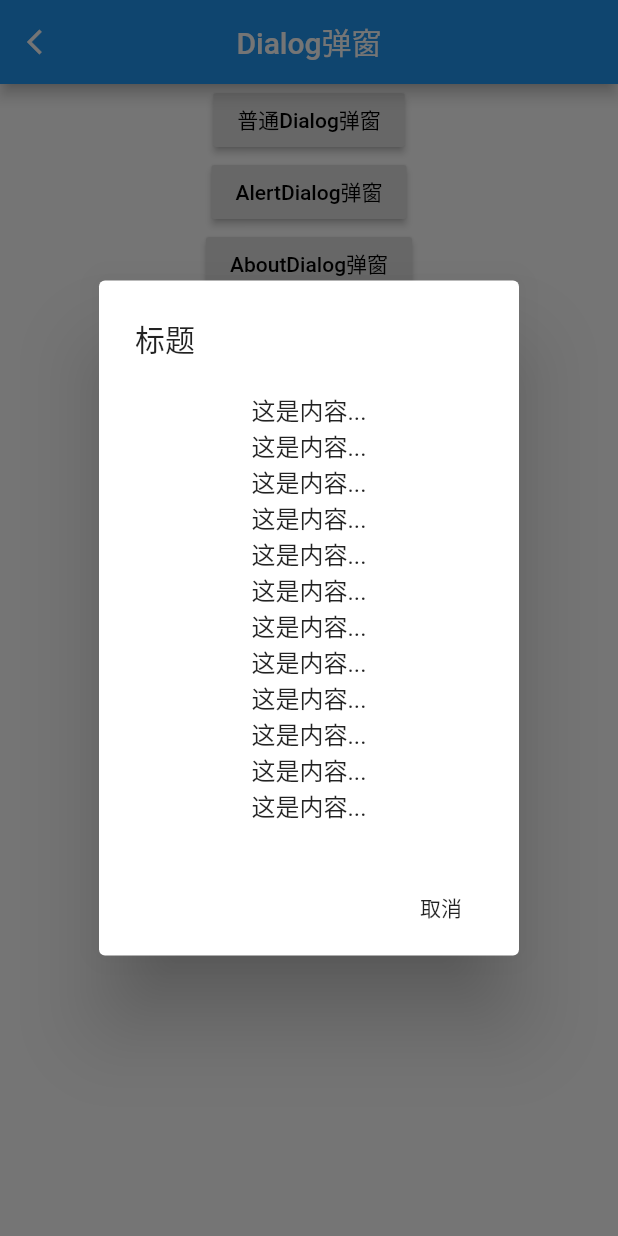
After one commit to heartyo/flutter_component, a Flutter app: the DialogPage screen opened directly, after a tap on "AlertDialog弹窗", on a phone screen of 412 x 824 dp. The commit adds this screen. Run offline on Flutter 3.47's test engine with Material 2 defaults, Android fonts, the phone set to English and light mode, and no system bars; network calls fail.

Commit message:
新增弹窗

```diff
--- /dev/null
+++ b/lib/dialog_widget.dart
@@ -0,0 +1,174 @@
+import 'package:flutter/material.dart';
+
+class DialogPage extends StatefulWidget {
+  final String title;
+
+  const DialogPage({Key key, this.title}) : super(key: key);
+
+  @override
+  _DialogPageState createState() => _DialogPageState();
+}
+
+class _DialogPageState extends State<DialogPage> {
+  @override
+  Widget build(BuildContext context) {
+    return Scaffold(
+      backgroundColor: Colors.white,
+      appBar: AppBar(
+        leading: IconButton(
+          icon: Icon(
+            Icons.arrow_back_ios,
+            color: Colors.white,
+            size: 20,
+          ),
+          onPressed: () {
+            Navigator.of(context).pop();
+          },
+        ),
+        title: Text(widget.title),
+        centerTitle: true,
+      ),
+      body: Center(
+        child: Column(
+          children: <Widget>[
+            RaisedButton(
+              onPressed: () {
+                showCommonDialog(context);
+              },
+              child: Text(
+                '普通Dialog弹窗',
+                style: TextStyle(color: Colors.black),
+              ),
+            ),
+            RaisedButton(
+              onPressed: () {
+                showAlertDialogDemo(context);
+              },
+              child: Text(
+                'AlertDialog弹窗',
+                style: TextStyle(color: Colors.black),
+              ),
+            ),
+            RaisedButton(
+              onPressed: () {
+                showAboutDialogDemo(context);
+              },
+              child: Text(
+                'AboutDialog弹窗',
+                style: TextStyle(color: Colors.black),
+              ),
+            ),
+            RaisedButton(
+              onPressed: () {
+                showSimpleDialog(context);
+              },
+              child: Text(
+                'SimpleDialog弹窗',
+                style: TextStyle(color: Colors.black),
+              ),
+            ),
+          ],
+        ),
+      ),
+    );
+  }
+
+  void showCommonDialog(BuildContext context) {
+    showDialog(
+      context: context,
+      child: Container(
+        child: Column(
+          mainAxisSize: MainAxisSize.min,
+          children: <Widget>[
+            Container(
+              color: Colors.white,
+              height: 200,
+              width: double.infinity,
+              child: Center(
+                child: Text(
+                  '这是一个普通弹窗',
+                  style: TextStyle(color: Colors.redAccent, fontSize: 20),
+                ),
+              ),
+            ),
+            Container(
+              width: double.infinity,
+              color: Colors.white,
+              child: FlatButton(
+                  onPressed: () {
+                    Navigator.of(context).pop();
+                  },
+                  child: Text(
+                    '取消',
+                    style: TextStyle(color: Colors.redAccent, fontSize: 20),
+                  )),
+            )
+          ],
+        ),
+      ),
+    );
+  }
+
+  void showSimpleDialog(BuildContext context) {
+    showDialog<Null>(
+        context: context,
+        builder: (BuildContext context) => new SimpleDialog(
+              title: Text('选择'),
+              children: <Widget>[
+                SimpleDialogOption(child:  Text('ios'),onPressed: (){
+                  Navigator.of(context).pop();
+
+                },),
+                SimpleDialogOption(child:  Text('android'),onPressed: (){
+                  Navigator.of(context).pop();
+
+                },),
+                SimpleDialogOption(child:  Text('windows'),onPressed: (){
+                  Navigator.of(context).pop();
+                },),
+
+              ],
+            ));
+  }
+
+  void showAboutDialogDemo(BuildContext context) {
+    showAboutDialog(
+        context: context,
+        applicationIcon: Icon(Icons.map),
+        applicationName: '这是标题',
+        applicationVersion: '3.1.0');
+  }
+
+  void showAlertDialogDemo(BuildContext context) {
+    showDialog<void>(
+      context: context,
+      builder: (BuildContext context) => new AlertDialog(
+        title: Text('标题'),
+        content: Column(
+          mainAxisSize: MainAxisSize.min,
+          children: <Widget>[
+            Text('这是内容...'),
+            Text('这是内容...'),
+            Text('这是内容...'),
+            Text('这是内容...'),
+            Text('这是内容...'),
+            Text('这是内容...'),
+            Text('这是内容...'),
+            Text('这是内容...'),
+            Text('这是内容...'),
+            Text('这是内容...'),
+            Text('这是内容...'),
+            Text('这是内容...'),
+          ],
+        ),
+        actions: <Widget>[
+          FlatButton(
+              onPressed: () {
+                Navigator.of(context).pop();
+              },
+              child: Text('取消'))
+        ],
+      ),
+    );
+  }
+}
--- a/lib/main.dart
+++ b/lib/main.dart
@@ -1,5 +1,6 @@
 import 'package:flutter/material.dart';
 import 'package:flutter_component/chip_widget.dart';
+import 'package:flutter_component/dialog_widget.dart';
 
 void main() => runApp(MyApp());
 
@@ -46,7 +47,11 @@ class _MyHomePageState extends State<MyHomePage> {
                   }) );
 
                 },child: Text('Chip标签'),color: Colors.white,),
-                RaisedButton(onPressed: (){},child: Text('Chip标签'),color: Colors.white,),
+                RaisedButton(onPressed: (){
+                  Navigator.push(context,MaterialPageRoute(builder: (context){
+                    return DialogPage(title: 'Dialog弹窗',);
+                  }) );
+                },child: Text('Dialog弹窗'),color: Colors.white,),
                 RaisedButton(onPressed: (){},child: Text('Chip标签'),color: Colors.white,),
                 RaisedButton(onPressed: (){},child: Text('Chip标签'),color: Colors.white,),
                 RaisedButton(onPressed: (){},child: Text('Chip标签Chip标签'),color: Colors.white,),
```
Also changed, not shown: lib/chip_widget.dart (+14 -2 lines).
